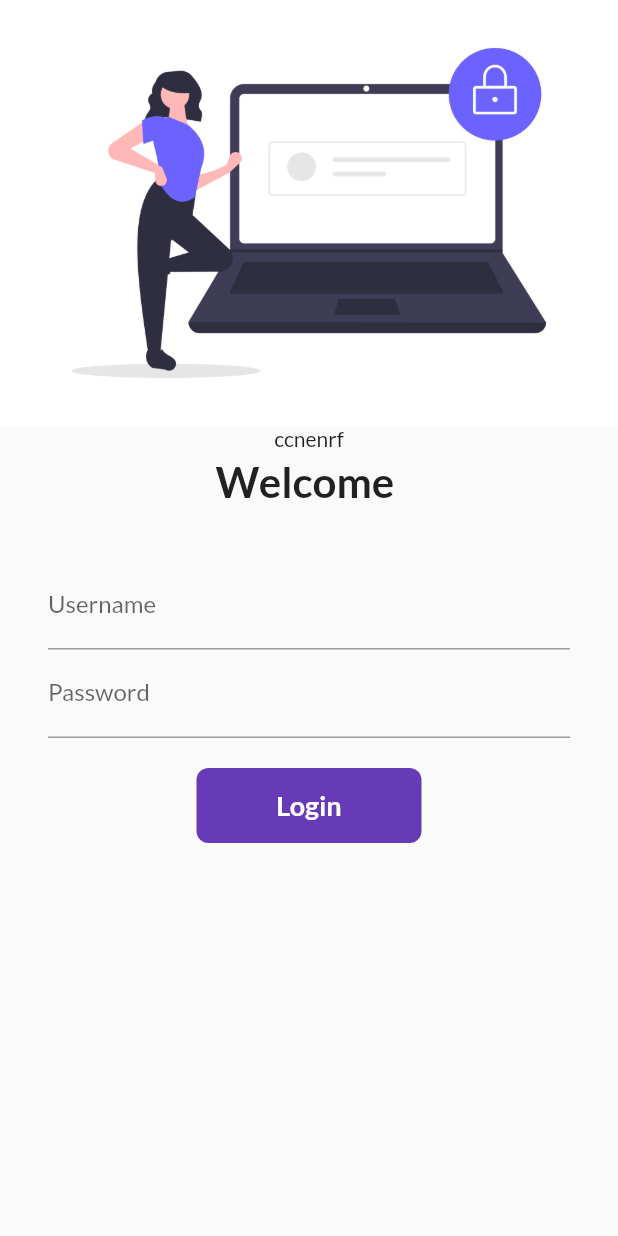
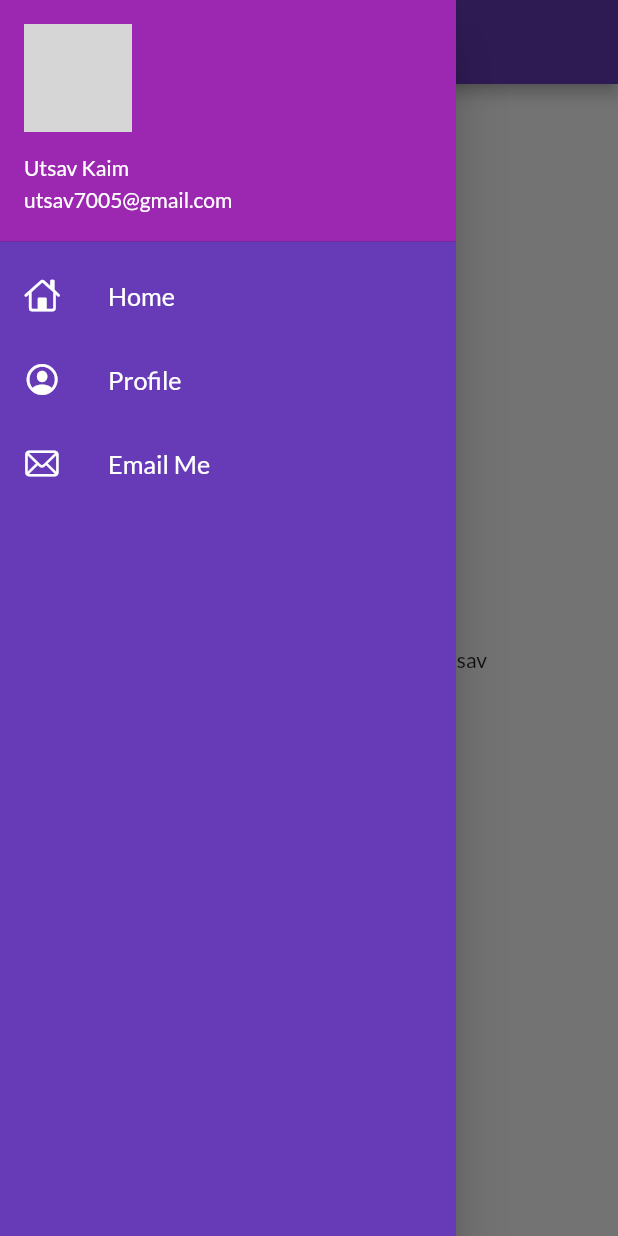
Before and after one commit to utsav7005/utsav_catalog, a Flutter app: the screen it shows after launch, with the side drawer open (before the commit the screen has no drawer), on a phone screen of 412 x 824 dp. Run offline on Flutter 3.47's test engine with Material 2 defaults, Android fonts, the light colour scheme and no system bars; our stand-ins replace google_fonts; grey boxes are pictures that could not be loaded.

Commit message:
Day 9 completed

```diff
--- a/lib/main.dart
+++ b/lib/main.dart
@@ -17,11 +17,12 @@ class MyApp extends StatelessWidget {
         primarySwatch: Colors.deepPurple,
         fontFamily: GoogleFonts.lato().fontFamily,
       ),
+      initialRoute: MyRoutes.homeroute,
       darkTheme: ThemeData(
         brightness: Brightness.dark,
       ),
       routes: {
-        "/": (context) => LoginPage(),
+        "/": (context) => HomePage(),
         MyRoutes.homeroute: (context) => HomePage(),
         MyRoutes.loginroute: (context) => LoginPage(),
       },
--- a/lib/pages/home_page.dart
+++ b/lib/pages/home_page.dart
@@ -1,8 +1,10 @@
 import 'package:flutter/material.dart';
+import 'package:ucatalog/widgets/drawer.dart';
 
 class HomePage extends StatelessWidget {
   final days = 30;
   final name = "utsav";
+
   @override
   Widget build(BuildContext context) {
     return Scaffold(
@@ -10,9 +12,9 @@ class HomePage extends StatelessWidget {
         title: Text('Catalog App'),
       ),
       body: Center(
-        child: Text("Welcome to $days of Flutter by $name"),
+        child: Text("Welcome to $days days of Flutter by $name"),
       ),
-      drawer: Drawer(),
+      drawer: MyDrawer(), // Use the MyDrawer widget here
     );
   }
 }
--- a/lib/pages/login_page.dart
+++ b/lib/pages/login_page.dart
@@ -41,7 +41,7 @@ class _LoginPageState extends State<LoginPage> {
               ),
               const SizedBox(
                 height: 20,
-                child: Text("ccnenrf"),
+                child: Text("Hey! Welcome to Utsav's Catalog"),
               ),
               Text(
                 "Welcome $name",
--- /dev/null
+++ b/lib/widgets/drawer.dart
@@ -0,0 +1,70 @@
+import 'package:flutter/cupertino.dart';
+import 'package:flutter/material.dart';
+
+class MyDrawer extends StatelessWidget {
+  const MyDrawer({super.key});
+
+  @override
+  Widget build(BuildContext context) {
+    return Drawer(
+        child: Container(
+      color: Colors.deepPurple,
+      child: ListView(
+        // padding: EdgeInsets.zero,
+        children: const [
+          DrawerHeader(
+            padding: EdgeInsets.zero,
+            child: UserAccountsDrawerHeader(
+              margin: EdgeInsets.zero,
+              decoration: BoxDecoration(color: Colors.purple),
+              accountName: Text('Utsav Kaim'),
+              accountEmail: Text('utsav7005@gmail.com'),
+              currentAccountPicture: CircleAvatar(
+                backgroundImage: AssetImage("assets/images/profile.jpg"),
+              ),
+            ),
+          ),
+          ListTile(
+            leading: Icon(
+              CupertinoIcons.home,
+              color: Colors.white,
+            ),
+            title: Text(
+              "Home",
+              textScaleFactor: 1.2,
+              style: TextStyle(
+                color: Colors.white,
+              ),
+            ),
+          ),
+          ListTile(
+            leading: Icon(
+              CupertinoIcons.profile_circled,
+              color: Colors.white,
+            ),
+            title: Text(
+              "Profile",
+              textScaleFactor: 1.2,
+              style: TextStyle(
+                color: Colors.white,
+              ),
+            ),
+          ),
+          ListTile(
+            leading: Icon(
+              CupertinoIcons.mail,
+              color: Colors.white,
+            ),
+            title: Text(
+              "Email Me",
+              textScaleFactor: 1.2,
+              style: TextStyle(
+                color: Colors.white,
+              ),
+            ),
+          )
+        ],
+      ),
+    ));
+  }
+}
```
Also changed, not shown: assets/images/login_image.png, 1 other file.
